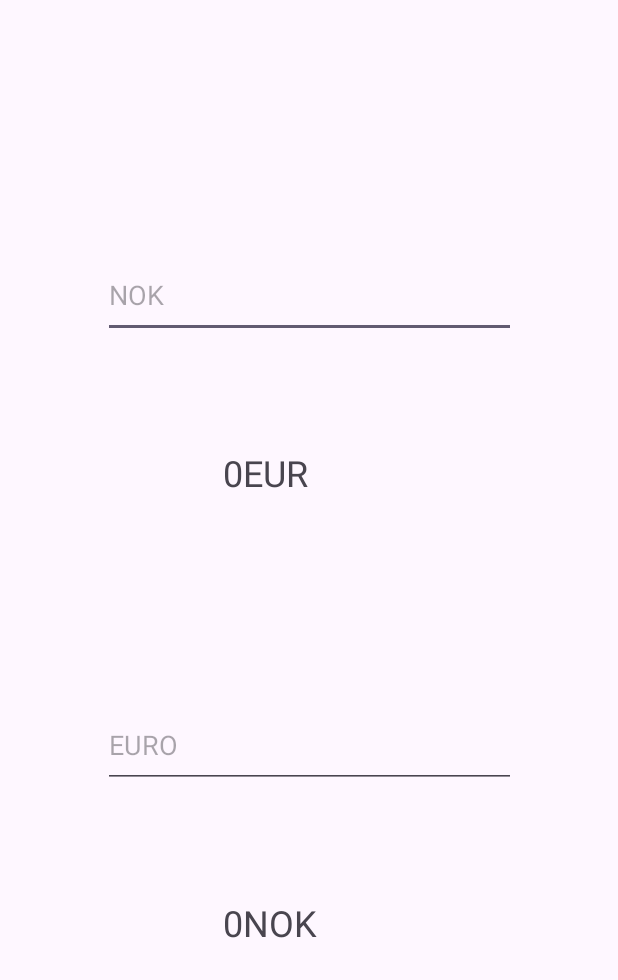
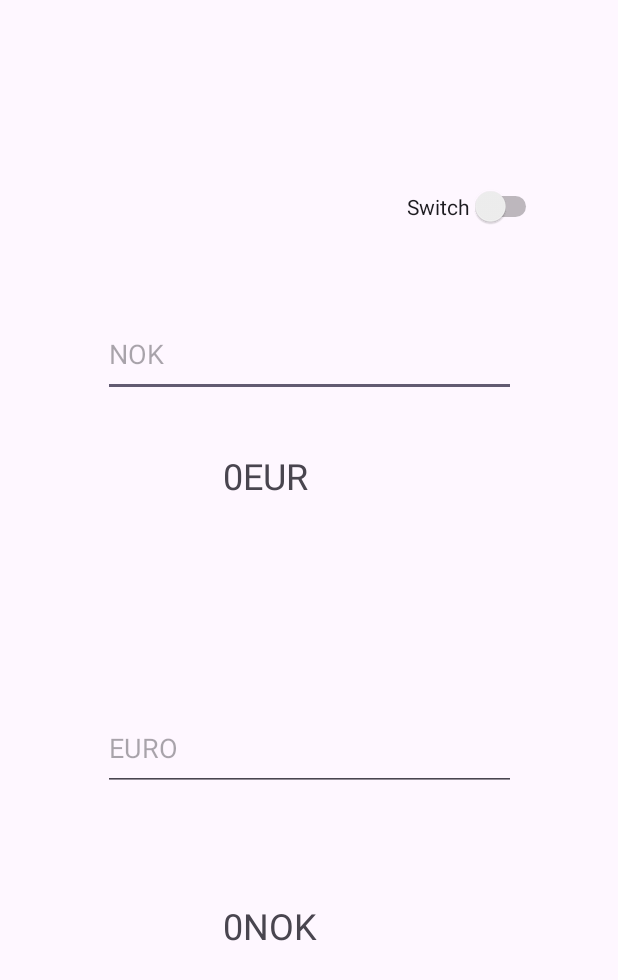
Before and after one commit to EtheriasAI/NOK-EURO, an Android app: the screen it shows after launch (MainActivity), on a phone screen of 412 x 824 dp. Shown: the top 980 px of the screen. Run offline under Robolectric (Android 15) with nearby library versions, the phone set to English and light mode, and no system bars; our stand-ins replace navigation-ui.

Commit message:
initial commit

```diff
--- a/app/src/main/java/com/example/myapplication/FirstFragment.kt
+++ b/app/src/main/java/com/example/myapplication/FirstFragment.kt
@@ -1,13 +1,14 @@
 package com.example.myapplication
 
+import android.R.id.input
 import android.os.Bundle
-import androidx.fragment.app.Fragment
 import android.view.LayoutInflater
 import android.view.View
 import android.view.ViewGroup
 import androidx.core.widget.addTextChangedListener
-import androidx.navigation.fragment.findNavController
+import androidx.fragment.app.Fragment
 import com.example.myapplication.databinding.FragmentFirstBinding
+
 
 /**
  * A simple [Fragment] subclass as the default destination in the navigation.
@@ -31,10 +32,13 @@ class FirstFragment : Fragment() {
         _binding = FragmentFirstBinding.inflate(inflater, container, false)
         binding.inputno.addTextChangedListener {
             var lint = binding.inputno.text.toString();
-            if(!lint.isEmpty())
-                binding.textViewno.text= ((lint.toInt())*tauxno).toString()+"EUR";
-            else
+            try {
+                var value = (lint.toDouble())*tauxno
+                binding.textViewno.text= String.format("%.2f", value).toString()+"EUR";
+            } catch (e: NumberFormatException) {
                 binding.textViewno.text= "OEUR";
+            }
+
         }
         binding.inputeu.addTextChangedListener {
             var lint = binding.inputeu.text.toString();
--- a/app/src/main/res/layout/fragment_first.xml
+++ b/app/src/main/res/layout/fragment_first.xml
@@ -10,18 +10,18 @@
         android:id="@+id/inputno"
         android:layout_width="275dp"
         android:layout_height="57dp"
-        android:layout_marginTop="104dp"
-        android:inputType="number"
+        android:layout_marginTop="56dp"
         android:hint="NOK"
+        android:inputType="numberDecimal|numberSigned"
         app:layout_constraintEnd_toEndOf="parent"
         app:layout_constraintStart_toStartOf="parent"
-        app:layout_constraintTop_toTopOf="parent" />
+        app:layout_constraintTop_toBottomOf="@+id/switch1" />
 
     <TextView
         android:id="@+id/textViewno"
         android:layout_width="115dp"
         android:layout_height="81dp"
-        android:layout_marginTop="73dp"
+        android:layout_marginTop="36dp"
         android:text="0EUR"
         android:textSize="24dp"
         app:layout_constraintEnd_toEndOf="parent"
@@ -50,4 +50,15 @@
         app:layout_constraintStart_toStartOf="parent"
         app:layout_constraintTop_toBottomOf="@+id/inputeu" />
 
+    <Switch
+        android:id="@+id/switch1"
+        android:layout_width="wrap_content"
+        android:layout_height="wrap_content"
+        android:layout_marginTop="60dp"
+        android:text="Switch"
+        app:layout_constraintEnd_toEndOf="parent"
+        app:layout_constraintHorizontal_bias="0.842"
+        app:layout_constraintStart_toStartOf="parent"
+        app:layout_constraintTop_toTopOf="parent" />
+
 </androidx.constraintlayout.widget.ConstraintLayout>
```
